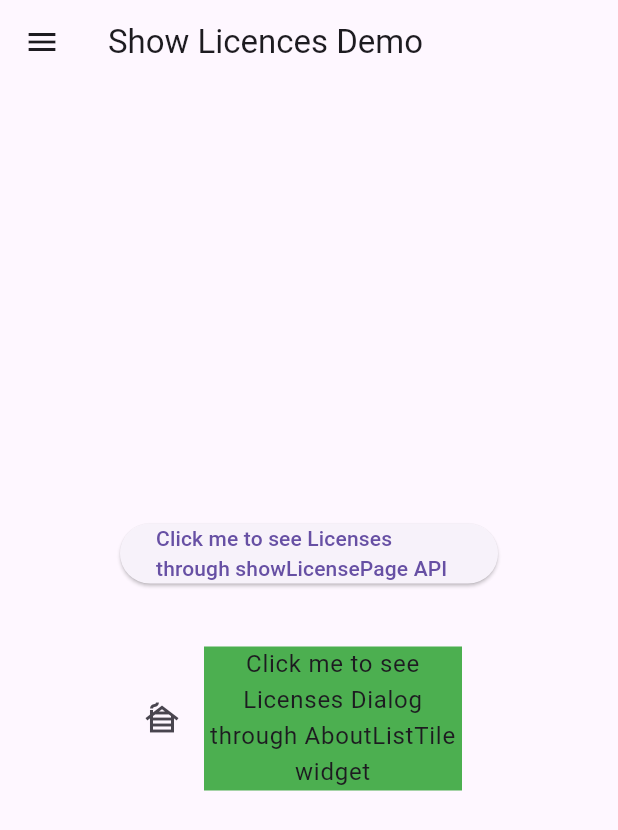
After one commit to sssloba/flutter-widgets-demo, a Flutter app: the ShowLicencesDemo screen opened directly, on a phone screen of 412 x 824 dp. The commit adds this screen. Shown: the top 830 px of the screen. Run offline on Flutter 3.47's test engine with Material 3 defaults, Android fonts, the phone set to English and light mode, and no system bars.

Commit message:
show-licences-demo

```diff
--- a/lib/screen_exports.dart
+++ b/lib/screen_exports.dart
@@ -16,6 +16,7 @@ export 'package:flutter_widgets_demo/screens/home_page.dart';
 export 'package:flutter_widgets_demo/screens/otp_demo.dart';
 export 'package:flutter_widgets_demo/screens/reorderables.dart';
 export 'package:flutter_widgets_demo/screens/resizable_gesture_container.dart';
+export 'package:flutter_widgets_demo/screens/show_licences_demo.dart';
 export 'package:flutter_widgets_demo/screens/slivers.dart';
 export 'package:flutter_widgets_demo/screens/stateful_builder_demo.dart';
 export 'package:flutter_widgets_demo/screens/steppers.dart';
--- /dev/null
+++ b/lib/screens/show_licences_demo.dart
@@ -0,0 +1,51 @@
+import 'package:flutter/material.dart';
+import 'package:flutter_widgets_demo/widgets/app_drawer.dart';
+
+class ShowLicencesDemo extends StatelessWidget {
+  const ShowLicencesDemo({super.key});
+
+  @override
+  Widget build(BuildContext context) {
+    return Scaffold(
+      drawer: const AppDrawer(),
+      appBar: AppBar(
+        title: const Text('Show Licences Demo'),
+      ),
+      body: Center(
+          child: Padding(
+        padding: const EdgeInsets.all(80.0),
+        child: Column(
+          mainAxisAlignment: MainAxisAlignment.center,
+          crossAxisAlignment: CrossAxisAlignment.center,
+          children: [
+            ElevatedButton(
+                // application Icon, Name, Version and Legalese could be editable as in AboutListTile widget
+                onPressed: () => showLicensePage(context: context),
+                child: const Text(
+                    'Click me to see Licenses through showLicensePage API')),
+            const SizedBox(height: 30),
+            const AboutListTile(
+              icon: Icon(Icons.cabin_outlined),
+              applicationIcon: Icon(
+                Icons.cabin,
+                color: Colors.red,
+              ),
+              applicationName: 'Licenses dialog - editable',
+              applicationVersion: 'App version - editable',
+              applicationLegalese: 'App legalese - editable',
+              child: Center(
+                child: ColoredBox(
+                  color: Colors.green,
+                  child: Text(
+                    'Click me to see Licenses Dialog through AboutListTile widget',
+                    textAlign: TextAlign.center,
+                  ),
+                ),
+              ),
+            ),
+          ],
+        ),
+      )),
+    );
+  }
+}
--- a/lib/widgets/app_drawer.dart
+++ b/lib/widgets/app_drawer.dart
@@ -33,6 +33,7 @@ class AppDrawer extends StatelessWidget {
           DrawerTile('Autocomplete Demo', AutocompleteDemo()),
           DrawerTile('Badge Demo', BadgeDemo()),
           DrawerTile('OTP Demo', OtpDemo()),
+          DrawerTile('About Licences', ShowLicencesDemo()),
         ],
       ),
     );
```
